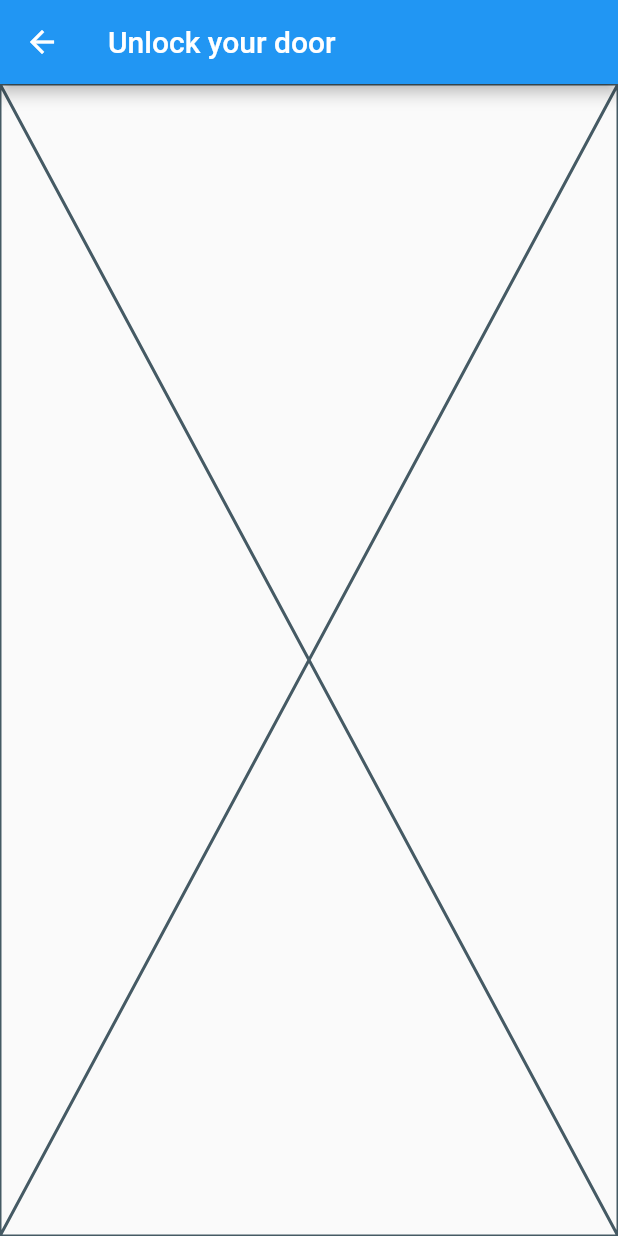
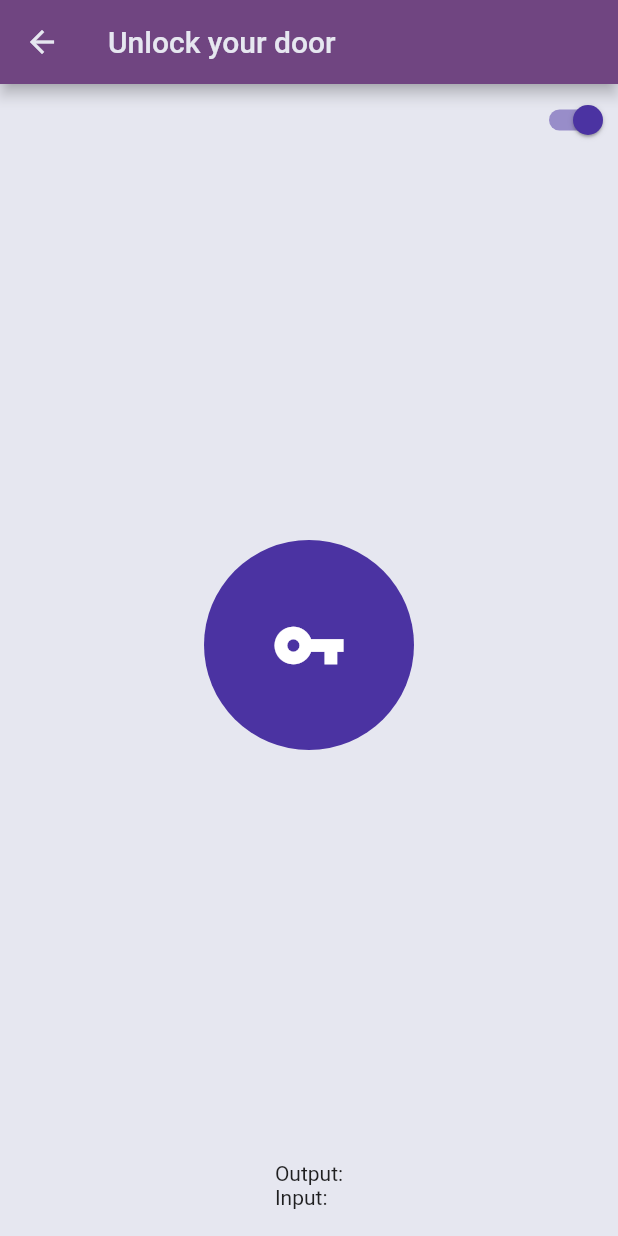
Before and after one commit to ThiagoFontes/tcc_app_demonstration, a Flutter app: the screen it shows after launch, after a tap on the "arrow forward" icon, on a phone screen of 412 x 824 dp. Run offline on Flutter 3.47's test engine with Material 2 defaults, Android fonts, the phone set to English and light mode, and no system bars.

Commit message:
Adding second screen and updating colors

```diff
--- a/lockoon/lib/main.dart
+++ b/lockoon/lib/main.dart
@@ -5,13 +5,29 @@ import 'package:lockoon/unlock_screen.dart';
 void main() => runApp(MyApp());
 
 class MyApp extends StatelessWidget {
-  // This widget is the root of your application.
+  // This widget is the root of your application. 0xFF0F0D17
   @override
   Widget build(BuildContext context) {
     return MaterialApp(
       title: 'Flutter Demo',
       theme: ThemeData(
         primarySwatch: Colors.blue,
+        indicatorColor: Color(0xFF433E56),
+        textSelectionHandleColor: Color(0xFF433E56),
+        textSelectionColor: Color(0xFF6F94A8),
+        cursorColor: Color(0xFF433E56),
+        errorColor: Color(0xFFB0251B),
+        accentColor: Color(0xFF4B33A2),
+        primaryColor: Color(0xFF704581),
+        primaryTextTheme: TextTheme(
+          title: TextStyle(
+            color: Color(0xFFE6E7F0),
+          ),
+        ),
+        primaryIconTheme: IconThemeData(
+          color: Color(0xFFE6E7F0),
+        ),
+        scaffoldBackgroundColor: Color(0xFFE6E7F0),
       ),
       initialRoute: "/",
       routes: {
--- a/lockoon/lib/server_selection.dart
+++ b/lockoon/lib/server_selection.dart
@@ -8,9 +8,6 @@ class ServerSelection extends StatelessWidget {
   @override
   Widget build(BuildContext context) {
     return Scaffold(
-      appBar: AppBar(
-        title: Text("Woops forgot your key?"),
-      ),
       body: Center(
         child: Padding(
           padding: const EdgeInsets.all(12.0),
@@ -44,7 +41,7 @@ class ServerSelection extends StatelessWidget {
                   children: <Widget>[
                     RoundFlexibleTextField(),
                     Padding(
-                      padding: const EdgeInsets.fromLTRB(8, 0, 0, 0),
+                      padding: const EdgeInsets.fromLTRB(10, 0, 0, 0),
                       child: RoundButtonIcon(
                         click: () => arrowButtonClick(context),
                       ),
--- a/lockoon/lib/unlock_screen.dart
+++ b/lockoon/lib/unlock_screen.dart
@@ -4,10 +4,40 @@ class UnlockScreen extends StatelessWidget {
   @override
   Widget build(BuildContext context) {
     return Scaffold(
+      //backgroundColor: Color.fromRGBO(222, 222, 225, 1),
       appBar: AppBar(
         title: Text("Unlock your door"),
       ),
-      body: Placeholder(),
+      body: Column(
+        mainAxisAlignment: MainAxisAlignment.spaceBetween,
+        children: <Widget>[
+          Row(
+            mainAxisAlignment: MainAxisAlignment.end,
+            children: <Widget>[
+              Switch(
+                value: true,
+                onChanged: (bool value) {},
+              ),
+            ],
+          ),
+          ClipOval(
+            child: Container(
+              width: 140,
+              height: 140,
+              child: Icon(
+                Icons.vpn_key,
+                size: 50,
+                color: Colors.white,
+              ),
+              color: Theme.of(context).accentColor,
+            ),
+          ),
+          Padding(
+            padding: const EdgeInsets.all(18.0),
+            child: Text("Output:\nInput:"),
+          ),
+        ],
+      ),
     );
   }
 }
--- a/lockoon/lib/wigets/round_button_icon.dart
+++ b/lockoon/lib/wigets/round_button_icon.dart
@@ -12,7 +12,7 @@ class RoundButtonIcon extends StatelessWidget {
   Widget build(BuildContext context) {
     return ClipOval(
       child: Container(
-        color: Colors.blueAccent,
+        color: Theme.of(context).accentColor,
         width: 56,
         height: 56,
         child: Material(
--- a/lockoon/lib/wigets/round_flexible_textfield.dart
+++ b/lockoon/lib/wigets/round_flexible_textfield.dart
@@ -16,6 +16,12 @@ class RoundFlexibleTextField extends StatelessWidget {
           border: OutlineInputBorder(
             borderRadius: BorderRadius.all(Radius.circular(28)),
           ),
+          focusedBorder: OutlineInputBorder(
+            borderRadius: BorderRadius.all(Radius.circular(28)),
+            borderSide: BorderSide(
+              color: Theme.of(context).accentColor,
+            ),
+          ),
         ),
       ),
     );
```
